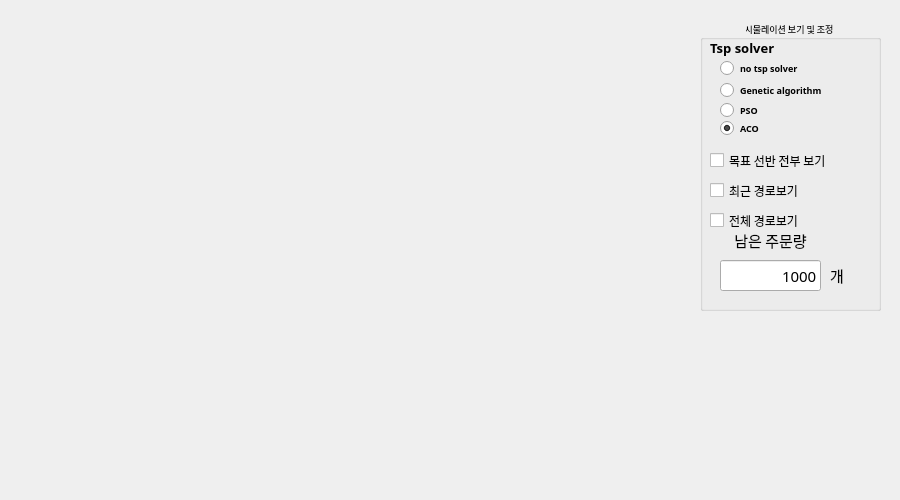
Old version of the form Simulator.ui in the repository JeonHyeongJunKW/warehouse-simulator.
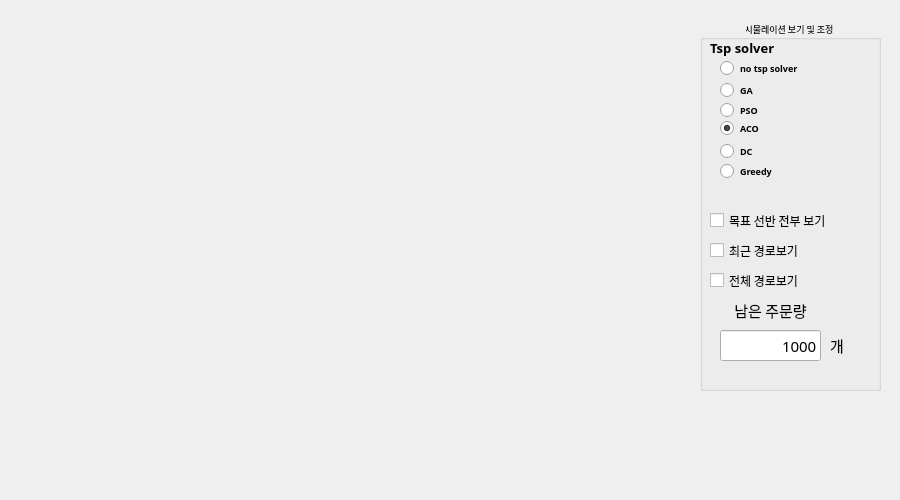
New version of the form.

Commit message: add Greedy, and fixed DC

Patch:
```diff
--- a/Simulator.ui
+++ b/Simulator.ui
@@ -24,7 +24,7 @@
      <x>700</x>
      <y>20</y>
      <width>181</width>
-     <height>291</height>
+     <height>371</height>
     </rect>
    </property>
    <property name="font">
@@ -78,7 +78,7 @@
      </font>
     </property>
     <property name="text">
-     <string>Genetic algorithm</string>
+     <string>GA</string>
     </property>
    </widget>
    <widget class="QRadioButton" name="radioButton_PSO">
@@ -152,7 +152,7 @@
     <property name="geometry">
      <rect>
       <x>10</x>
-      <y>130</y>
+      <y>190</y>
       <width>131</width>
       <height>21</height>
      </rect>
@@ -175,7 +175,7 @@
     <property name="geometry">
      <rect>
       <x>10</x>
-      <y>160</y>
+      <y>220</y>
       <width>131</width>
       <height>21</height>
      </rect>
@@ -195,7 +195,7 @@
     <property name="geometry">
      <rect>
       <x>30</x>
-      <y>210</y>
+      <y>280</y>
       <width>81</width>
       <height>21</height>
      </rect>
@@ -219,7 +219,7 @@
     <property name="geometry">
      <rect>
       <x>20</x>
-      <y>240</y>
+      <y>310</y>
       <width>101</width>
       <height>31</height>
      </rect>
@@ -243,7 +243,7 @@
     <property name="geometry">
      <rect>
       <x>130</x>
-      <y>240</y>
+      <y>310</y>
       <width>21</width>
       <height>31</height>
      </rect>
@@ -264,7 +264,7 @@
     <property name="geometry">
      <rect>
       <x>10</x>
-      <y>190</y>
+      <y>250</y>
       <width>131</width>
       <height>21</height>
      </rect>
@@ -280,6 +280,46 @@
      <string>전체 경로보기</string>
     </property>
    </widget>
+   <widget class="QRadioButton" name="radioButton_DC">
+    <property name="geometry">
+     <rect>
+      <x>20</x>
+      <y>120</y>
+      <width>130</width>
+      <height>22</height>
+     </rect>
+    </property>
+    <property name="font">
+     <font>
+      <family>맑은 고딕</family>
+      <weight>75</weight>
+      <bold>true</bold>
+     </font>
+    </property>
+    <property name="text">
+     <string>DC</string>
+    </property>
+   </widget>
+   <widget class="QRadioButton" name="radioButton_GREEDY">
+    <property name="geometry">
+     <rect>
+      <x>20</x>
+      <y>140</y>
+      <width>130</width>
+      <height>22</height>
+     </rect>
+    </property>
+    <property name="font">
+     <font>
+      <family>맑은 고딕</family>
+      <weight>75</weight>
+      <bold>true</bold>
+     </font>
+    </property>
+    <property name="text">
+     <string>Greedy</string>
+    </property>
+   </widget>
   </widget>
  </widget>
  <resources/>
```
The commit also changes 20 other files.
